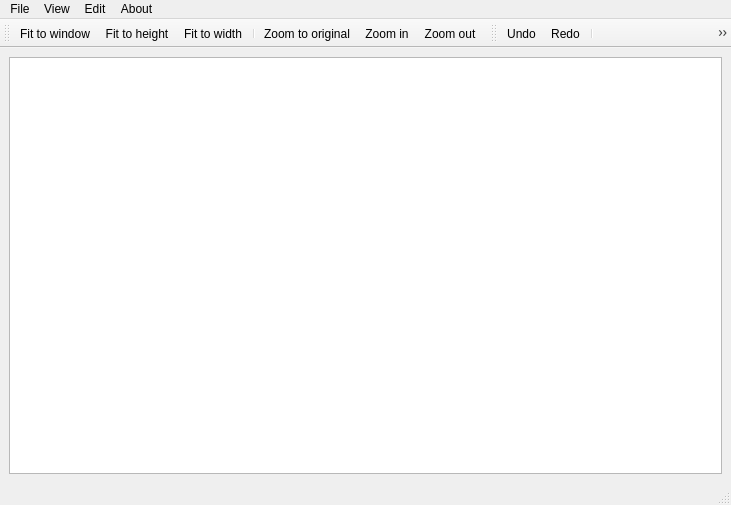
First picture: the form in dialogs/mainwindow.ui, repository zdenop/Qt-Leptonica, before the edit.
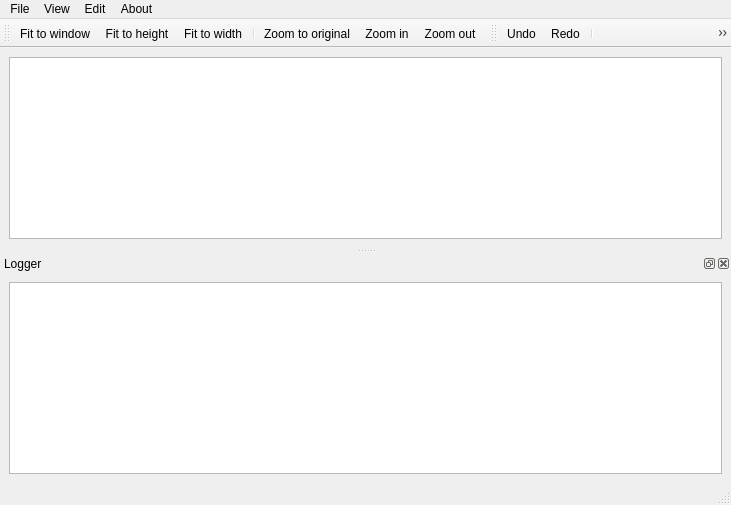
Second picture: the form after the edit. Icons and pictures are not drawn.

Commit message: implement logger window

What changed in the file:
```diff
--- a/dialogs/mainwindow.ui
+++ b/dialogs/mainwindow.ui
@@ -18,13 +18,9 @@
     <normaloff>:/images/binary-icon.png</normaloff>:/images/binary-icon.png</iconset>
   </property>
   <widget class="QWidget" name="centralwidget">
-   <layout class="QGridLayout" name="gridLayout">
-    <item row="0" column="0">
-     <layout class="QVBoxLayout" name="verticalLayout">
-      <item>
-       <widget class="QGraphicsView" name="gViewResult"/>
-      </item>
-     </layout>
+   <layout class="QVBoxLayout" name="verticalLayout" stretch="0">
+    <item>
+     <widget class="QGraphicsView" name="gViewResult"/>
     </item>
    </layout>
   </widget>
@@ -140,6 +136,27 @@
    <addaction name="actionRemovelines"/>
    <addaction name="actionConvert2GS"/>
   </widget>
+  <widget class="QDockWidget" name="dockWidget">
+   <property name="baseSize">
+    <size>
+     <width>89</width>
+     <height>113</height>
+    </size>
+   </property>
+   <property name="windowTitle">
+    <string>Logger</string>
+   </property>
+   <attribute name="dockWidgetArea">
+    <number>8</number>
+   </attribute>
+   <widget class="QWidget" name="dockWidgetContents">
+    <layout class="QGridLayout" name="gridLayout" rowstretch="0" columnstretch="0">
+     <item row="0" column="0">
+      <widget class="QTextEdit" name="textEdit"/>
+     </item>
+    </layout>
+   </widget>
+  </widget>
   <action name="actionAbout">
    <property name="icon">
     <iconset resource="../resources/application.qrc">
```
Left out of the diff: 33 changed lines with no effect on the pictures. The commit also changes 1 other file.
